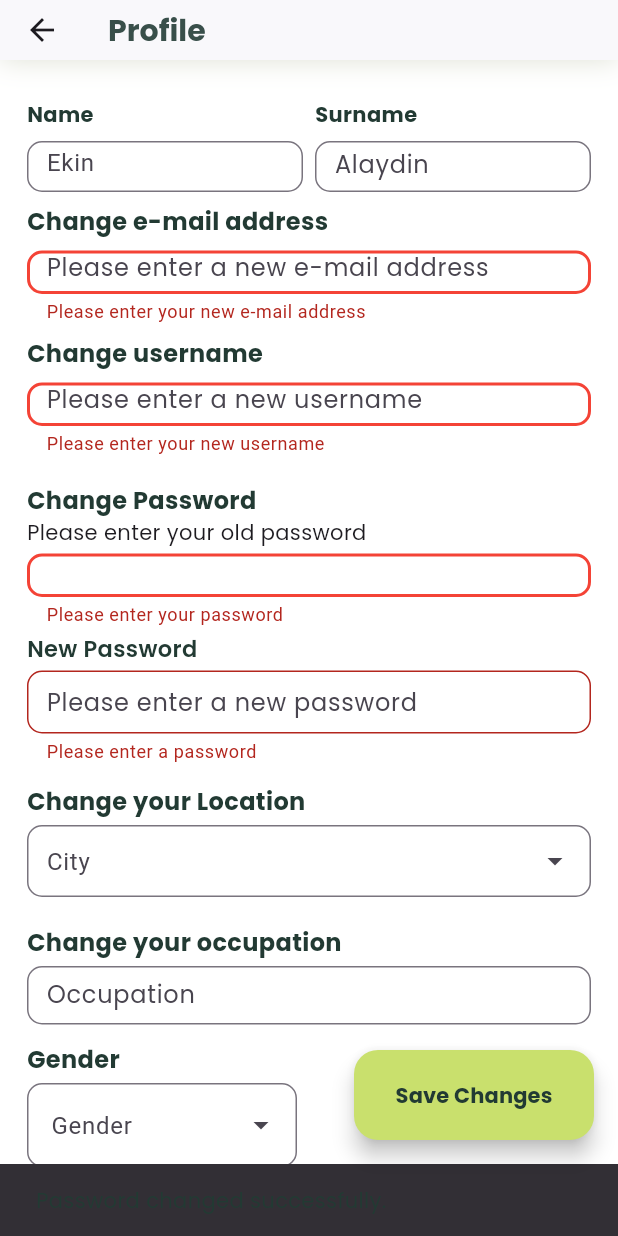
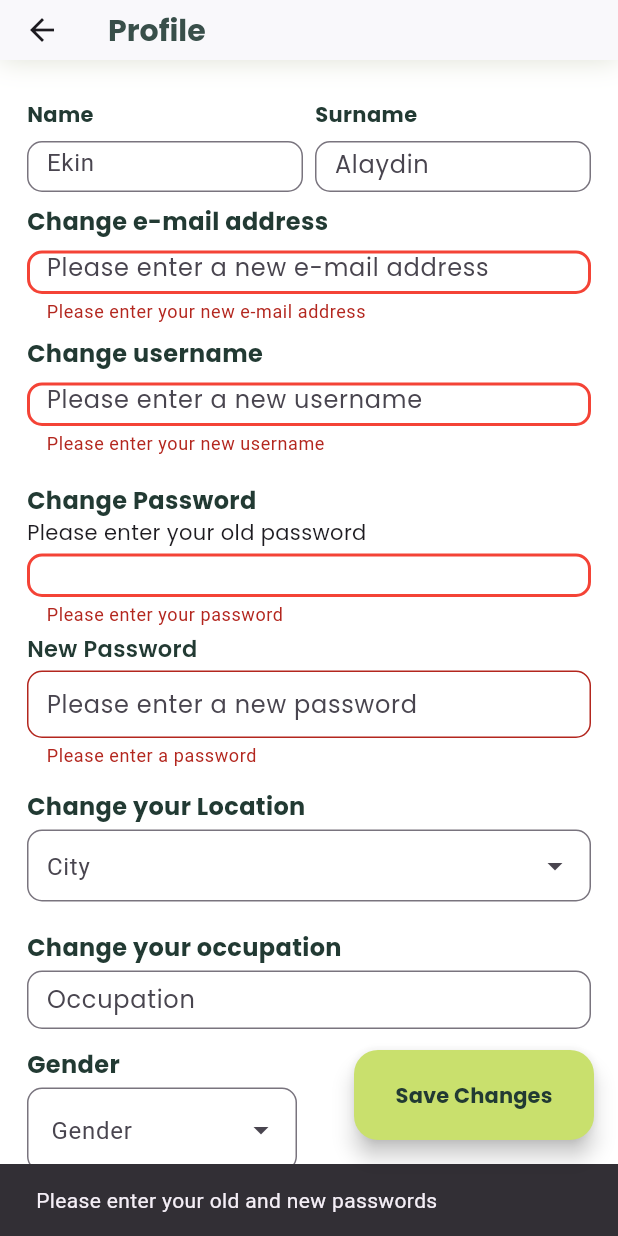
Before and after one commit to ekinalaydin/plant_app, a Flutter app: the ProfileScreen screen opened directly, after a tap on "Save Changes", on a phone screen of 412 x 824 dp. Run offline on Flutter 3.47's test engine with Material 3 defaults, Android fonts, the phone set to English and light mode, and no system bars; drawn by our look-alikes of dropdown_search; our stand-ins replace firebase_auth, firebase_core, get, google_fonts, image_picker; missing offline and left inert: flutter_verification_code; accounts and stored records are empty.

```diff
--- a/lib/screens/profile_screen.dart
+++ b/lib/screens/profile_screen.dart
@@ -309,7 +309,7 @@ class _ProfileScreenState extends State<ProfileScreen> {
                     ),
                     SizedBox(height: 4),
                     SizedBox(
-                      height: 62,
+                      height: 65,
                       width: double.infinity, // Take full available width
                       child: TextFormField(
                         textAlign: TextAlign.start,
@@ -337,6 +337,13 @@ class _ProfileScreenState extends State<ProfileScreen> {
                             return 'Please enter a password';
                           } else if (value.length < 4 || value.length > 12) {
                             return 'Your password must be between 4-12 characters';
+                          } else if (!RegExp(r'[A-Z]').hasMatch(value)) {
+                            return 'Your password must include at least one uppercase letter';
+                          } else if (!RegExp(r'[0-9]').hasMatch(value)) {
+                            return 'Your password must include at least one number';
+                          } else if (!RegExp(r'[!@#$%^&*(),.?":{}|<>]')
+                              .hasMatch(value)) {
+                            return 'Your password must include at least one symbol';
                           }
                           return null;
                         },
@@ -599,11 +606,19 @@ class _ProfileScreenState extends State<ProfileScreen> {
                   content: Text('Your Changes are Saved!'),
                 ),
               );
-            } else if (oldPassword != newPassword) {
+            } else if (oldPassword.isEmpty || newPassword.isEmpty) {
               ScaffoldMessenger.of(context).showSnackBar(
                 SnackBar(
                   content: Text(
-                    'Old and new passwords must be different.',
+                    'Please enter your old and new passwords',
+                  ),
+                ),
+              );
+            } else if (oldPassword == newPassword) {
+              ScaffoldMessenger.of(context).showSnackBar(
+                SnackBar(
+                  content: Text(
+                    'Your old and new password cannot be the same',
                   ),
                 ),
               );
@@ -613,7 +628,8 @@ class _ProfileScreenState extends State<ProfileScreen> {
                   content: Text(
                     'Password changed successfully.',
                     style: GoogleFonts.poppins(
-                        color: Color.fromRGBO(34, 58, 51, 40)),
+                      color: Color.fromRGBO(34, 58, 51, 40),
+                    ),
                   ),
                 ),
               );
```
